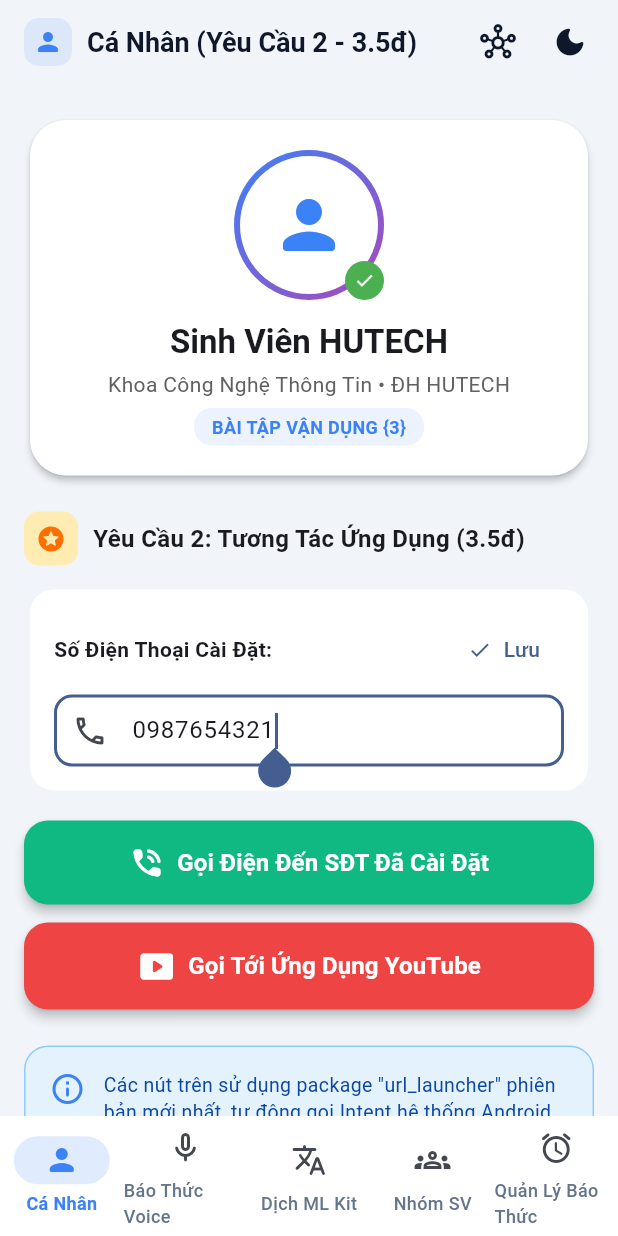
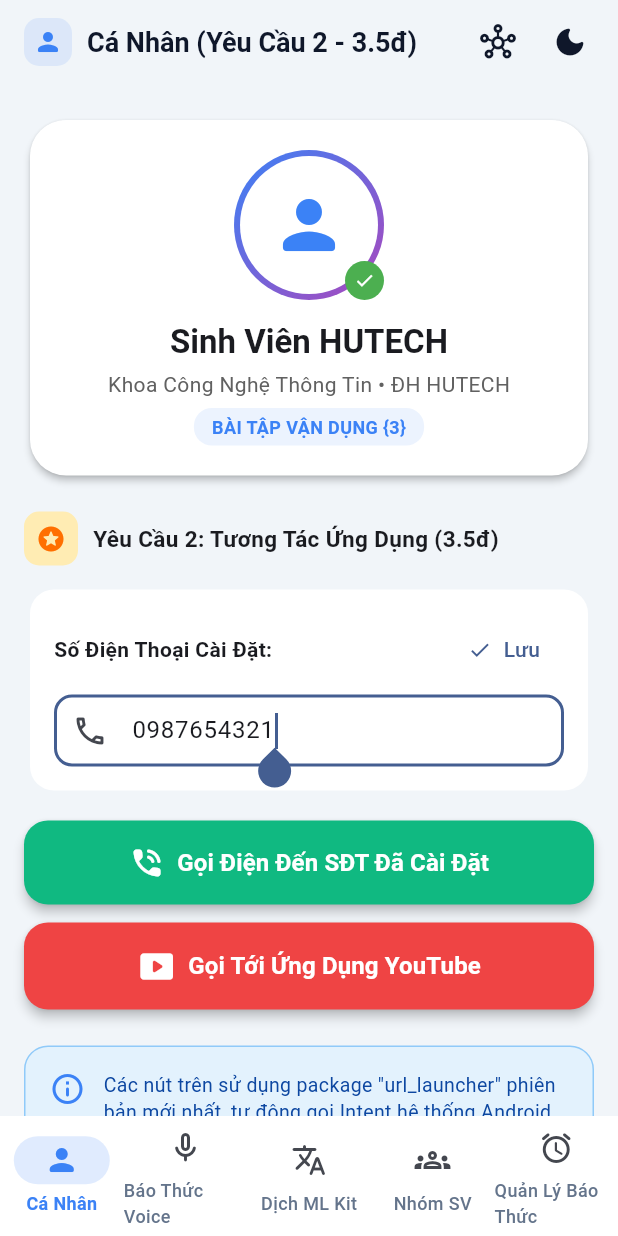
Before and after one commit to xT-chinhan/multi_utility_app, a Flutter app: the screen it shows after launch, after a tap on "Đổi SĐT", on a phone screen of 412 x 824 dp. Run offline on Flutter 3.47's test engine with Material 3 defaults, Android fonts, the phone set to English and light mode, and no system bars; our stand-ins replace audioplayers, camera, image_picker, speech_to_text, youtube_player_iframe; missing offline and left inert: google_mlkit_text_recognition, google_mlkit_translation; network calls fail.

Commit message:
fix(ui): eliminate text overflow on smaller real device screens

```diff
--- a/lib/screens/profile/profile_screen.dart
+++ b/lib/screens/profile/profile_screen.dart
@@ -188,9 +188,11 @@ class _ProfileScreenState extends State<ProfileScreen> {
                 child: Icon(Icons.stars_rounded, color: Colors.amber.shade900, size: 20),
               ),
               const SizedBox(width: 10),
-              const Text(
-                'Yêu Cầu 2: Tương Tác Ứng Dụng (3.5đ)',
-                style: TextStyle(fontSize: 16, fontWeight: FontWeight.bold),
+              const Expanded(
+                child: Text(
+                  'Yêu Cầu 2: Tương Tác Ứng Dụng (3.5đ)',
+                  style: TextStyle(fontSize: 15, fontWeight: FontWeight.bold),
+                ),
               ),
             ],
           ),
--- a/lib/screens/translator/translator_screen.dart
+++ b/lib/screens/translator/translator_screen.dart
@@ -312,15 +312,20 @@ class _TranslatorScreenState extends State<TranslatorScreen> with SingleTickerPr
                   Row(
                     mainAxisAlignment: MainAxisAlignment.spaceBetween,
                     children: [
-                      const Row(
+                      const Expanded(
+                        child: Row(
                           children: [
                             Icon(Icons.check_circle_rounded, color: Colors.green, size: 20),
                             SizedBox(width: 8),
-                          Text(
-                            'Bản dịch (Google ML Kit On-Device):',
+                            Expanded(
+                              child: Text(
+                                'Bản dịch (Google ML Kit):',
                                 style: TextStyle(fontWeight: FontWeight.bold, fontSize: 14),
+                                overflow: TextOverflow.ellipsis,
+                              ),
                             ),
                           ],
+                        ),
                       ),
                       if (_translatedResult.isNotEmpty)
                         IconButton(
--- a/lib/screens/voice/voice_screen.dart
+++ b/lib/screens/voice/voice_screen.dart
@@ -215,19 +215,14 @@ class _VoiceScreenState extends State<VoiceScreen> with SingleTickerProviderStat
                       children: [
                         SwitchListTile(
                           contentPadding: EdgeInsets.zero,
-                          title: const Row(
-                            children: [
-                              Icon(Icons.alarm_on_rounded, color: AppTheme.alarmColor, size: 20),
-                              SizedBox(width: 8),
-                              Text(
-                                'Dùng Đồng Hồ Thật Của Máy',
-                                style: TextStyle(fontWeight: FontWeight.bold, fontSize: 14),
-                              ),
-                            ],
+                          secondary: const Icon(Icons.alarm_on_rounded, color: AppTheme.alarmColor, size: 24),
+                          title: const Text(
+                            'Dùng Đồng Hồ Thật Của Máy',
+                            style: TextStyle(fontWeight: FontWeight.bold, fontSize: 13.5),
                           ),
                           subtitle: const Text(
-                            'Tự động kích hoạt ứng dụng Clock thật của hệ thống Android',
-                            style: TextStyle(fontSize: 12),
+                            'Kích hoạt app Clock thật của hệ thống Android',
+                            style: TextStyle(fontSize: 11.5),
                           ),
                           value: useSystemClock,
                           onChanged: (val) {
```
Lines whose indentation alone changed are shown as unchanged.
